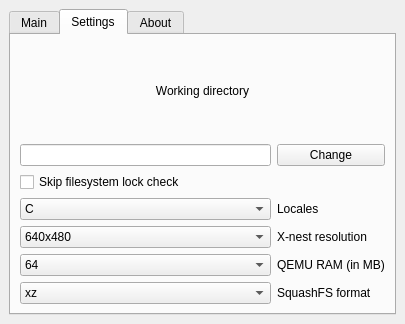
This is src/gui.ui in kamilion/customizer as Qt 5 draws it before an edit. The edited form follows.
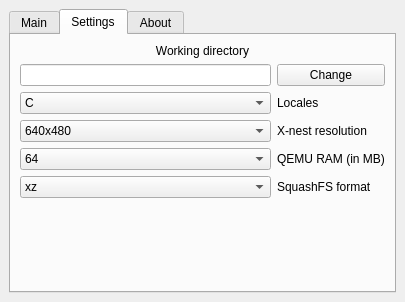
This is the edited form. The open tabs and pages were chosen to show the change. Icons and pictures are not drawn.

Commit message: removed unused FORCE_CHROOT option

```diff
--- a/src/gui.ui
+++ b/src/gui.ui
@@ -7,7 +7,7 @@
     <x>0</x>
     <y>0</y>
     <width>405</width>
-    <height>324</height>
+    <height>269</height>
    </rect>
   </property>
   <property name="sizePolicy">
@@ -185,7 +185,7 @@
         <string>Settings</string>
        </attribute>
        <layout class="QGridLayout" name="gridLayout_3">
-        <item row="4" column="1">
+        <item row="3" column="1">
          <widget class="QLabel" name="label_2">
           <property name="text">
            <string>X-nest resolution</string>
@@ -206,13 +206,6 @@
           </property>
          </widget>
         </item>
-        <item row="2" column="0">
-         <widget class="QCheckBox" name="forceChrootBox">
-          <property name="text">
-           <string>Skip filesystem lock check</string>
-          </property>
-         </widget>
-        </item>
         <item row="0" column="0" colspan="2">
          <widget class="QLabel" name="label_5">
           <property name="text">
@@ -223,14 +216,14 @@
           </property>
          </widget>
         </item>
-        <item row="5" column="1">
+        <item row="4" column="1">
          <widget class="QLabel" name="label_3">
           <property name="text">
            <string>QEMU RAM (in MB)</string>
           </property>
          </widget>
         </item>
-        <item row="3" column="0">
+        <item row="2" column="0">
          <widget class="QComboBox" name="localesBox">
           <item>
            <property name="text">
@@ -239,7 +232,7 @@
           </item>
          </widget>
         </item>
-        <item row="3" column="1">
+        <item row="2" column="1">
          <widget class="QLabel" name="label">
           <property name="text">
            <string>Locales</string>
@@ -247,32 +240,6 @@
          </widget>
         </item>
         <item row="4" column="0">
-         <widget class="QComboBox" name="resolutionBox">
-          <item>
-           <property name="text">
-            <string>640x480</string>
-           </property>
-          </item>
-          <item>
-           <property name="text">
-            <string>800x600</string>
-           </property>
-          </item>
-          <item>
-           <property name="text">
-            <string>1024x768</string>
-           </property>
-          </item>
-         </widget>
-        </item>
-        <item row="6" column="1">
-         <widget class="QLabel" name="label_4">
-          <property name="text">
-           <string>SquashFS format</string>
-          </property>
-         </widget>
-        </item>
-        <item row="5" column="0">
          <widget class="QComboBox" name="vramBox">
           <item>
            <property name="text">
@@ -311,7 +278,33 @@
           </item>
          </widget>
         </item>
-        <item row="6" column="0">
+        <item row="3" column="0">
+         <widget class="QComboBox" name="resolutionBox">
+          <item>
+           <property name="text">
+            <string>640x480</string>
+           </property>
+          </item>
+          <item>
+           <property name="text">
+            <string>800x600</string>
+           </property>
+          </item>
+          <item>
+           <property name="text">
+            <string>1024x768</string>
+           </property>
+          </item>
+         </widget>
+        </item>
+        <item row="5" column="1">
+         <widget class="QLabel" name="label_4">
+          <property name="text">
+           <string>SquashFS format</string>
+          </property>
+         </widget>
+        </item>
+        <item row="5" column="0">
          <widget class="QComboBox" name="compressionBox">
           <item>
            <property name="text">
@@ -325,6 +318,19 @@
           </item>
          </widget>
         </item>
+        <item row="6" column="0" colspan="2">
+         <spacer name="verticalSpacer">
+          <property name="orientation">
+           <enum>Qt::Vertical</enum>
+          </property>
+          <property name="sizeHint" stdset="0">
+           <size>
+            <width>20</width>
+            <height>40</height>
+           </size>
+          </property>
+         </spacer>
+        </item>
        </layout>
       </widget>
       <widget class="QWidget" name="tab_3">
```
Left out of the diff: 22 changed lines with no effect on the pictures. The commit also changes 3 other files.
